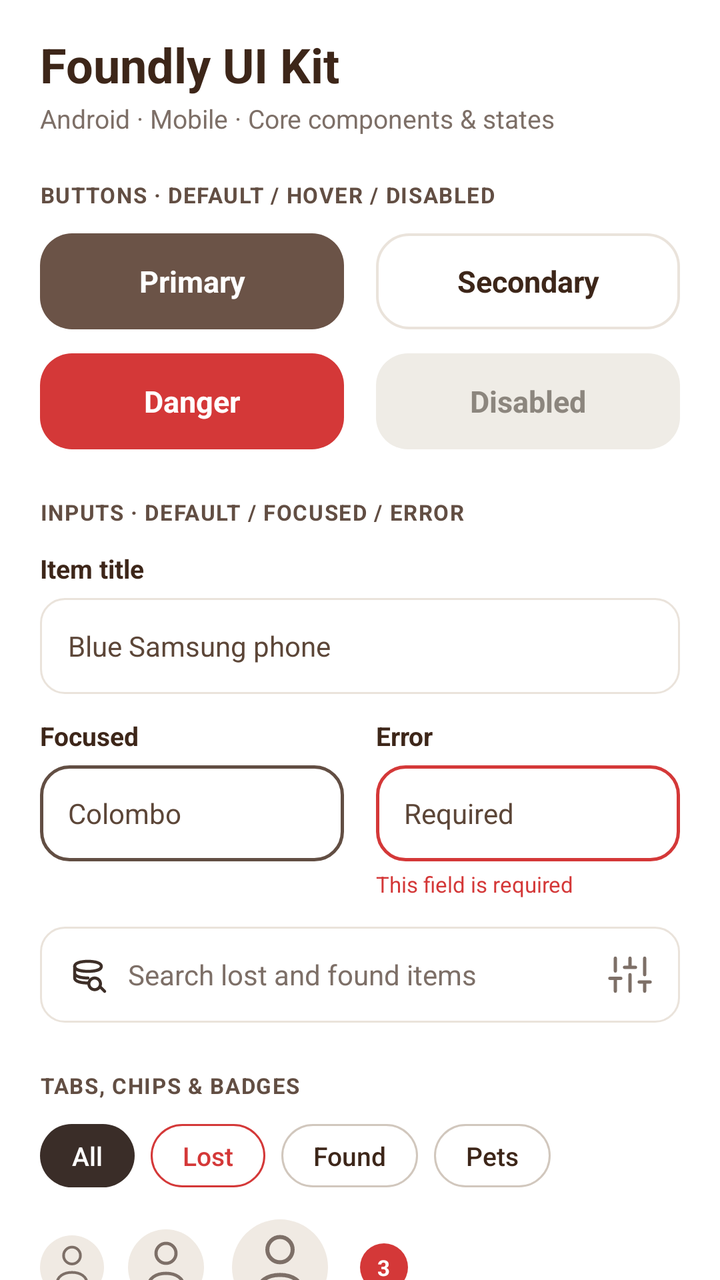
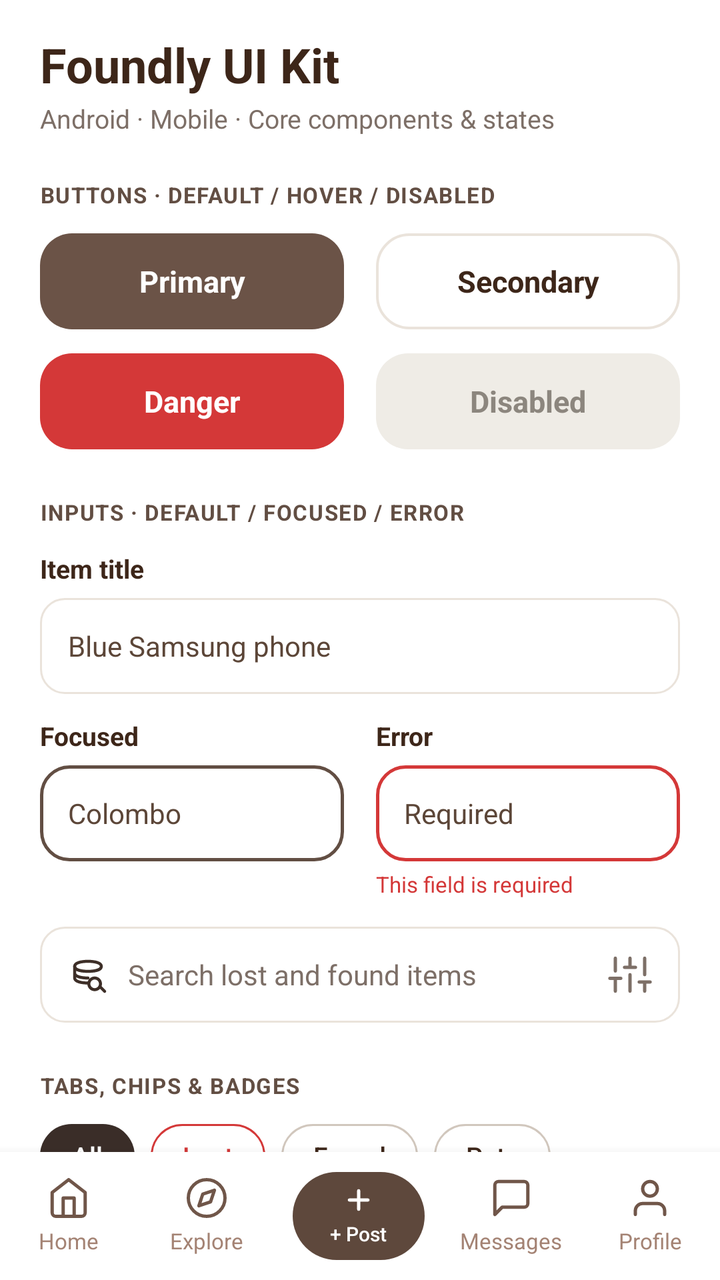

Two renders of the same Android screen: before a commit and after it. Below are the layout's source before the change and the commit's diff.
<!-- AndroidManifest.xml: application theme Theme.LostAndFound -->
<!-- res/layout/fragment_ui_kit.xml -->
<?xml version="1.0" encoding="utf-8"?>
<LinearLayout xmlns:android="http://schemas.android.com/apk/res/android"
    xmlns:app="http://schemas.android.com/apk/res-auto"
    xmlns:tools="http://schemas.android.com/tools"
    android:layout_width="match_parent"
    android:layout_height="match_parent"
    android:background="@color/white"
    android:orientation="vertical"
    tools:context=".UiKitFragment">

    
    <androidx.core.widget.NestedScrollView
        android:id="@+id/scrollBox"
        android:layout_width="match_parent"
        android:layout_height="match_parent"
        android:fillViewport="true"
        android:overScrollMode="never">

        <LinearLayout
            android:layout_width="match_parent"
            android:layout_height="wrap_content"
            android:orientation="vertical"
            android:paddingStart="20dp"
            android:paddingTop="16dp"
            android:paddingEnd="20dp"
            android:paddingBottom="36dp">

            
            <TextView
                android:id="@+id/tvKitTitle"
                android:layout_width="wrap_content"
                android:layout_height="wrap_content"
                android:fontFamily="sans-serif-bold"
                android:text="Foundly UI Kit"
                android:textColor="#3D2619"
                android:textSize="24sp"
                android:textStyle="bold" />

            <TextView
                android:id="@+id/tvKitSubtitle"
                android:layout_width="wrap_content"
                android:layout_height="wrap_content"
                android:layout_marginTop="2dp"
                android:fontFamily="sans-serif"
                android:text="Android · Mobile · Core components &amp; states"
                android:textColor="#7D6F67"
                android:textSize="13sp" />

            
            <TextView
                android:layout_width="wrap_content"
                android:layout_height="wrap_content"
                android:layout_marginTop="22dp"
                android:fontFamily="sans-serif-bold"
                android:letterSpacing="0.05"
                android:text="BUTTONS · DEFAULT / HOVER / DISABLED"
                android:textColor="#624E43"
                android:textSize="11sp"
                android:textStyle="bold" />

            
            <LinearLayout
                android:layout_width="match_parent"
                android:layout_height="wrap_content"
                android:layout_marginTop="12dp"
                android:orientation="horizontal">

                <TextView
                    android:id="@+id/btnPrimary"
                    android:layout_width="0dp"
                    android:layout_height="48dp"
                    android:layout_marginEnd="8dp"
                    android:layout_weight="1"
                    android:background="@drawable/bg_btn_onboard"
                    android:clickable="true"
                    android:focusable="true"
                    android:fontFamily="sans-serif-bold"
                    android:gravity="center"
                    android:text="Primary"
                    android:textColor="@color/white"
                    android:textSize="15sp"
                    android:textStyle="bold" />

                <TextView
                    android:id="@+id/btnSecondary"
                    android:layout_width="0dp"
                    android:layout_height="48dp"
                    android:layout_marginStart="8dp"
                    android:layout_weight="1"
                    android:background="@drawable/bg_btn_secondary_outline"
                    android:clickable="true"
                    android:focusable="true"
                    android:fontFamily="sans-serif-bold"
                    android:gravity="center"
                    android:text="Secondary"
                    android:textColor="#3D2619"
                    android:textSize="15sp"
                    android:textStyle="bold" />
            </LinearLayout>

            
            <LinearLayout
                android:layout_width="match_parent"
                android:layout_height="wrap_content"
                android:layout_marginTop="12dp"
                android:orientation="horizontal">

                <TextView
                    android:id="@+id/btnDanger"
                    android:layout_width="0dp"
                    android:layout_height="48dp"
                    android:layout_marginEnd="8dp"
                    android:layout_weight="1"
                    android:background="@drawable/bg_btn_danger"
                    android:clickable="true"
                    android:focusable="true"
                    android:fontFamily="sans-serif-bold"
                    android:gravity="center"
                    android:text="Danger"
                    android:textColor="@color/white"
                    android:textSize="15sp"
                    android:textStyle="bold" />

                <TextView
                    android:id="@+id/btnDisabled"
                    android:layout_width="0dp"
                    android:layout_height="48dp"
                    android:layout_marginStart="8dp"
                    android:layout_weight="1"
                    android:background="@drawable/bg_btn_disabled"
                    android:fontFamily="sans-serif-bold"
                    android:gravity="center"
                    android:text="Disabled"
                    android:textColor="#8C867E"
                    android:textSize="15sp"
                    android:textStyle="bold" />
            </LinearLayout>

            
            <TextView
                android:layout_width="wrap_content"
                android:layout_height="wrap_content"
                android:layout_marginTop="24dp"
                android:fontFamily="sans-serif-bold"
                android:letterSpacing="0.05"
                android:text="INPUTS · DEFAULT / FOCUSED / ERROR"
                android:textColor="#624E43"
                android:textSize="11sp"
                android:textStyle="bold" />

            
            <TextView
                android:layout_width="wrap_content"
                android:layout_height="wrap_content"
                android:layout_marginTop="12dp"
                android:fontFamily="sans-serif-bold"
                android:text="Item title"
                android:textColor="#3D2619"
                android:textSize="13sp"
                android:textStyle="bold" />

            <EditText
                android:id="@+id/inputDefault"
                android:layout_width="match_parent"
                android:layout_height="48dp"
                android:layout_marginTop="6dp"
                android:background="@drawable/bg_input_field"
                android:fontFamily="sans-serif"
                android:paddingStart="14dp"
                android:paddingEnd="14dp"
                android:singleLine="true"
                android:text="Blue Samsung phone"
                android:textColor="#5C4638"
                android:textSize="14sp" />

            
            <LinearLayout
                android:layout_width="match_parent"
                android:layout_height="wrap_content"
                android:layout_marginTop="12dp"
                android:baselineAligned="false"
                android:orientation="horizontal">

                
                <LinearLayout
                    android:layout_width="0dp"
                    android:layout_height="wrap_content"
                    android:layout_marginEnd="8dp"
                    android:layout_weight="1"
                    android:orientation="vertical">

                    <TextView
                        android:layout_width="wrap_content"
                        android:layout_height="wrap_content"
                        android:fontFamily="sans-serif-bold"
                        android:text="Focused"
                        android:textColor="#3D2619"
                        android:textSize="13sp"
                        android:textStyle="bold" />

                    <EditText
                        android:id="@+id/inputFocused"
                        android:layout_width="match_parent"
                        android:layout_height="48dp"
                        android:layout_marginTop="6dp"
                        android:background="@drawable/bg_input_focused"
                        android:fontFamily="sans-serif"
                        android:paddingStart="14dp"
                        android:paddingEnd="14dp"
                        android:singleLine="true"
                        android:text="Colombo"
                        android:textColor="#5C4638"
                        android:textSize="14sp" />
                </LinearLayout>

                
                <LinearLayout
                    android:layout_width="0dp"
                    android:layout_height="wrap_content"
                    android:layout_marginStart="8dp"
                    android:layout_weight="1"
                    android:orientation="vertical">

                    <TextView
                        android:layout_width="wrap_content"
                        android:layout_height="wrap_content"
                        android:fontFamily="sans-serif-bold"
                        android:text="Error"
                        android:textColor="#3D2619"
                        android:textSize="13sp"
                        android:textStyle="bold" />

                    <EditText
                        android:id="@+id/inputError"
                        android:layout_width="match_parent"
                        android:layout_height="48dp"
                        android:layout_marginTop="6dp"
                        android:background="@drawable/bg_input_error"
                        android:fontFamily="sans-serif"
                        android:paddingStart="14dp"
                        android:paddingEnd="14dp"
                        android:singleLine="true"
                        android:text="Required"
                        android:textColor="#5C4638"
                        android:textSize="14sp" />

                    <TextView
                        android:layout_width="wrap_content"
                        android:layout_height="wrap_content"
                        android:layout_marginTop="4dp"
                        android:fontFamily="sans-serif"
                        android:text="This field is required"
                        android:textColor="#D43838"
                        android:textSize="11sp" />
                </LinearLayout>
            </LinearLayout>

            
            <LinearLayout
                android:layout_width="match_parent"
                android:layout_height="48dp"
                android:layout_marginTop="14dp"
                android:background="@drawable/bg_input_field"
                android:gravity="center_vertical"
                android:orientation="horizontal"
                android:paddingStart="14dp"
                android:paddingEnd="14dp">

                <ImageView
                    android:layout_width="20dp"
                    android:layout_height="20dp"
                    android:contentDescription="Search"
                    android:src="@drawable/ic_search_cylinder" />

                <TextView
                    android:layout_width="0dp"
                    android:layout_height="wrap_content"
                    android:layout_marginStart="10dp"
                    android:layout_weight="1"
                    android:fontFamily="sans-serif"
                    android:text="Search lost and found items"
                    android:textColor="#7D6F67"
                    android:textSize="14sp" />

                <ImageView
                    android:layout_width="22dp"
                    android:layout_height="22dp"
                    android:contentDescription="Filters"
                    android:src="@drawable/ic_filter" />
            </LinearLayout>

            
            <TextView
                android:layout_width="wrap_content"
                android:layout_height="wrap_content"
                android:layout_marginTop="24dp"
                android:fontFamily="sans-serif-bold"
                android:letterSpacing="0.05"
                android:text="TABS, CHIPS &amp; BADGES"
                android:textColor="#624E43"
                android:textSize="11sp"
                android:textStyle="bold" />

            
            <LinearLayout
                android:layout_width="match_parent"
                android:layout_height="wrap_content"
                android:layout_marginTop="12dp"
                android:orientation="horizontal">

                <TextView
                    android:layout_width="wrap_content"
                    android:layout_height="wrap_content"
                    android:layout_marginEnd="8dp"
                    android:background="@drawable/bg_chip_selected"
                    android:fontFamily="sans-serif-medium"
                    android:paddingStart="16dp"
                    android:paddingTop="7dp"
                    android:paddingEnd="16dp"
                    android:paddingBottom="7dp"
                    android:text="All"
                    android:textColor="@color/white"
                    android:textSize="13sp" />

                <TextView
                    android:layout_width="wrap_content"
                    android:layout_height="wrap_content"
                    android:layout_marginEnd="8dp"
                    android:background="@drawable/bg_chip_lost_red"
                    android:fontFamily="sans-serif-medium"
                    android:paddingStart="16dp"
                    android:paddingTop="7dp"
                    android:paddingEnd="16dp"
                    android:paddingBottom="7dp"
                    android:text="Lost"
                    android:textColor="#D43838"
                    android:textSize="13sp" />

                <TextView
                    android:layout_width="wrap_content"
                    android:layout_height="wrap_content"
                    android:layout_marginEnd="8dp"
                    android:background="@drawable/bg_chip_unselected"
                    android:fontFamily="sans-serif-medium"
                    android:paddingStart="16dp"
                    android:paddingTop="7dp"
                    android:paddingEnd="16dp"
                    android:paddingBottom="7dp"
                    android:text="Found"
                    android:textColor="#3D2619"
                    android:textSize="13sp" />

                <TextView
                    android:layout_width="wrap_content"
                    android:layout_height="wrap_content"
                    android:background="@drawable/bg_chip_unselected"
                    android:fontFamily="sans-serif-medium"
                    android:paddingStart="16dp"
                    android:paddingTop="7dp"
                    android:paddingEnd="16dp"
                    android:paddingBottom="7dp"
                    android:text="Pets"
                    android:textColor="#3D2619"
                    android:textSize="13sp" />
            </LinearLayout>

            
            <LinearLayout
                android:layout_width="match_parent"
                android:layout_height="wrap_content"
                android:layout_marginTop="16dp"
                android:gravity="center_vertical"
                android:orientation="horizontal">

                
                <ImageView
                    android:layout_width="32dp"
                    android:layout_height="32dp"
                    android:layout_marginEnd="12dp"
                    android:contentDescription="Small avatar"
                    android:src="@drawable/ic_user_avatar" />

                
                <FrameLayout
                    android:layout_width="wrap_content"
                    android:layout_height="wrap_content"
                    android:layout_marginEnd="14dp">

                    <ImageView
                        android:layout_width="38dp"
                        android:layout_height="38dp"
                        android:contentDescription="Avatar with dot"
                        android:src="@drawable/ic_user_avatar" />

                    <View
                        android:layout_width="6dp"
                        android:layout_height="6dp"
                        android:layout_gravity="bottom|end"
                        android:layout_marginEnd="3dp"
                        android:layout_marginBottom="3dp"
                        android:background="@drawable/bg_onboard_dot_inactive"
                        android:backgroundTint="#5C4638" />
                </FrameLayout>

                
                <ImageView
                    android:layout_width="48dp"
                    android:layout_height="48dp"
                    android:layout_marginEnd="16dp"
                    android:contentDescription="Large avatar"
                    android:src="@drawable/ic_user_avatar" />

                
                <FrameLayout
                    android:layout_width="24dp"
                    android:layout_height="24dp"
                    android:background="@drawable/bg_badge_red_circle">

                    <TextView
                        android:layout_width="wrap_content"
                        android:layout_height="wrap_content"
                        android:layout_gravity="center"
                        android:fontFamily="sans-serif-bold"
                        android:text="3"
                        android:textColor="@color/white"
                        android:textSize="11sp"
                        android:textStyle="bold" />
                </FrameLayout>
            </LinearLayout>

            
            <TextView
                android:layout_width="wrap_content"
                android:layout_height="wrap_content"
                android:layout_marginTop="24dp"
                android:fontFamily="sans-serif-bold"
                android:letterSpacing="0.05"
                android:text="ITEM CARD · LIST VARIANT"
                android:textColor="#624E43"
                android:textSize="11sp"
                android:textStyle="bold" />

            
            <LinearLayout
                android:layout_width="match_parent"
                android:layout_height="wrap_content"
                android:layout_marginTop="12dp"
                android:background="@drawable/bg_card_list_variant"
                android:gravity="center_vertical"
                android:orientation="horizontal"
                android:padding="12dp">

                
                <FrameLayout
                    android:layout_width="72dp"
                    android:layout_height="72dp"
                    android:background="@drawable/bg_thumbnail_gray">

                    <ImageView
                        android:layout_width="match_parent"
                        android:layout_height="match_parent"
                        android:contentDescription="Passport image"
                        android:padding="4dp"
                        android:scaleType="centerInside"
                        android:src="@drawable/img_passport" />
                </FrameLayout>

                
                <LinearLayout
                    android:layout_width="0dp"
                    android:layout_height="wrap_content"
                    android:layout_marginStart="14dp"
                    android:layout_weight="1"
                    android:orientation="vertical">

                    <LinearLayout
                        android:layout_width="match_parent"
                        android:layout_height="wrap_content"
                        android:orientation="horizontal">

                        <TextView
                            android:layout_width="0dp"
                            android:layout_height="wrap_content"
                            android:layout_weight="1"
                            android:fontFamily="sans-serif-bold"
                            android:text="FOUND"
                            android:textColor="#5C4638"
                            android:textSize="11sp"
                            android:textStyle="bold" />

                        <TextView
                            android:layout_width="wrap_content"
                            android:layout_height="wrap_content"
                            android:fontFamily="sans-serif"
                            android:text="2h ago"
                            android:textColor="#7D6F67"
                            android:textSize="11sp" />
                    </LinearLayout>

                    <TextView
                        android:layout_width="wrap_content"
                        android:layout_height="wrap_content"
                        android:layout_marginTop="2dp"
                        android:fontFamily="sans-serif-bold"
                        android:text="Sri Lankan passport"
                        android:textColor="#3D2619"
                        android:textSize="15sp"
                        android:textStyle="bold" />

                    <LinearLayout
                        android:layout_width="wrap_content"
                        android:layout_height="wrap_content"
                        android:layout_marginTop="4dp"
                        android:gravity="center_vertical"
                        android:orientation="horizontal">

                        <ImageView
                            android:layout_width="12dp"
                            android:layout_height="12dp"
                            android:contentDescription="Pin"
                            android:src="@drawable/ic_location"
                            app:tint="#7D6F67" />

                        <TextView
                            android:layout_width="wrap_content"
                            android:layout_height="wrap_content"
                            android:layout_marginStart="3dp"
                            android:fontFamily="sans-serif"
                            android:text="Fort Railway Station"
                            android:textColor="#7D6F67"
                            android:textSize="11sp" />
                    </LinearLayout>
                </LinearLayout>
            </LinearLayout>

            
            <TextView
                android:layout_width="wrap_content"
                android:layout_height="wrap_content"
                android:layout_marginTop="24dp"
                android:fontFamily="sans-serif-bold"
                android:letterSpacing="0.05"
                android:text="OVERLAYS &amp; FEEDBACK"
                android:textColor="#624E43"
                android:textSize="11sp"
                android:textStyle="bold" />

            <View
                android:layout_width="match_parent"
                android:layout_height="40dp"
                android:layout_marginTop="12dp"
                android:background="@drawable/bg_card_list_variant" />

        </LinearLayout>
    </androidx.core.widget.NestedScrollView>

</LinearLayout>
<!-- resources referenced by this layout -->
<resources>
  <color name="white">#FFFFFFFF</color>
  <style name="Theme.LostAndFound" parent="Base.Theme.LostAndFound" />
  <color name="nude_dark">#FF3A2D28</color>
  <color name="component_stroke_border">#FFD1C7BD</color>
  <!-- unchanged entries left out for length: 20 -->
</resources>

<!-- the commit's change to res/layout/fragment_ui_kit.xml (unified diff, before → after) -->
@@ -12,7 +12,8 @@
     <androidx.core.widget.NestedScrollView
         android:id="@+id/scrollBox"
         android:layout_width="match_parent"
-        android:layout_height="match_parent"
+        android:layout_height="0dp"
+        android:layout_weight="1"
         android:fillViewport="true"
         android:overScrollMode="never">
 
@@ -554,4 +555,176 @@
         </LinearLayout>
     </androidx.core.widget.NestedScrollView>
 
+    
+    <include
+        android:id="@+id/bottomNav"
+        layout="@layout/fragment_bottom_nav"
+        android:layout_width="match_parent"
+        android:layout_height="64dp" />
+
 </LinearLayout>
+<!-- res/layout/fragment_bottom_nav.xml (included above) -->
+<?xml version="1.0" encoding="utf-8"?>
+<LinearLayout xmlns:android="http://schemas.android.com/apk/res/android"
+    android:id="@+id/navCard"
+    android:layout_width="match_parent"
+    android:layout_height="64dp"
+    android:background="@color/white"
+    android:baselineAligned="false"
+    android:elevation="8dp"
+    android:gravity="center_vertical"
+    android:orientation="horizontal">
+
+    
+    <LinearLayout
+        android:id="@+id/tabHome"
+        android:layout_width="0dp"
+        android:layout_height="match_parent"
+        android:layout_weight="1"
+        android:clickable="true"
+        android:focusable="true"
+        android:gravity="center"
+        android:orientation="vertical">
+
+        <ImageView
+            android:id="@+id/imgHome"
+            android:layout_width="22dp"
+            android:layout_height="22dp"
+            android:contentDescription="Home"
+            android:src="@drawable/ic_nav_home" />
+
+        <TextView
+            android:id="@+id/lblHome"
+            android:layout_width="wrap_content"
+            android:layout_height="wrap_content"
+            android:layout_marginTop="3dp"
+            android:fontFamily="sans-serif"
+            android:text="Home"
+            android:textColor="@color/text_secondary"
+            android:textSize="11sp" />
+    </LinearLayout>
+
+    
+    <LinearLayout
+        android:id="@+id/tabExplore"
+        android:layout_width="0dp"
+        android:layout_height="match_parent"
+        android:layout_weight="1"
+        android:clickable="true"
+        android:focusable="true"
+        android:gravity="center"
+        android:orientation="vertical">
+
+        <ImageView
+            android:id="@+id/imgExplore"
+            android:layout_width="22dp"
+            android:layout_height="22dp"
+            android:contentDescription="Explore"
+            android:src="@drawable/ic_nav_explore" />
+
+        <TextView
+            android:id="@+id/lblExplore"
+            android:layout_width="wrap_content"
+            android:layout_height="wrap_content"
+            android:layout_marginTop="3dp"
+            android:fontFamily="sans-serif"
+            android:text="Explore"
+            android:textColor="@color/text_secondary"
+            android:textSize="11sp" />
+    </LinearLayout>
+
+    
+    <LinearLayout
+        android:id="@+id/tabPost"
+        android:layout_width="0dp"
+        android:layout_height="match_parent"
+        android:layout_weight="1.2"
+        android:clickable="true"
+        android:focusable="true"
+        android:gravity="center">
+
+        <LinearLayout
+            android:id="@+id/btnPostPill"
+            android:layout_width="66dp"
+            android:layout_height="44dp"
+            android:background="@drawable/bg_nav_post_pill"
+            android:gravity="center"
+            android:orientation="vertical">
+
+            <ImageView
+                android:layout_width="16dp"
+                android:layout_height="16dp"
+                android:contentDescription="Post"
+                android:src="@drawable/ic_nav_plus" />
+
+            <TextView
+                android:id="@+id/lblPost"
+                android:layout_width="wrap_content"
+                android:layout_height="wrap_content"
+                android:layout_marginTop="2dp"
+                android:fontFamily="sans-serif-medium"
+                android:text="+ Post"
+                android:textColor="@color/white"
+                android:textSize="10sp" />
+        </LinearLayout>
+    </LinearLayout>
+
+    
+    <LinearLayout
+        android:id="@+id/tabMessages"
+        android:layout_width="0dp"
+        android:layout_height="match_parent"
+        android:layout_weight="1"
+        android:clickable="true"
+        android:focusable="true"
+        android:gravity="center"
+        android:orientation="vertical">
+
+        <ImageView
+            android:id="@+id/imgMessages"
+            android:layout_width="22dp"
+            android:layout_height="22dp"
+            android:contentDescription="Messages"
+            android:src="@drawable/ic_nav_messages" />
+
+        <TextView
+            android:id="@+id/lblMessages"
+            android:layout_width="wrap_content"
+            android:layout_height="wrap_content"
+            android:layout_marginTop="3dp"
+            android:fontFamily="sans-serif"
+            android:text="Messages"
+            android:textColor="@color/text_secondary"
+            android:textSize="11sp" />
+    </LinearLayout>
+
+    
+    <LinearLayout
+        android:id="@+id/tabProfile"
+        android:layout_width="0dp"
+        android:layout_height="match_parent"
+        android:layout_weight="1"
+        android:clickable="true"
+        android:focusable="true"
+        android:gravity="center"
+        android:orientation="vertical">
+
+        <ImageView
+            android:id="@+id/imgProfile"
+            android:layout_width="22dp"
+            android:layout_height="22dp"
+            android:contentDescription="Profile"
+            android:src="@drawable/ic_nav_profile" />
+
+        <TextView
+            android:id="@+id/lblProfile"
+            android:layout_width="wrap_content"
+            android:layout_height="wrap_content"
+            android:layout_marginTop="3dp"
+            android:fontFamily="sans-serif"
+            android:text="Profile"
+            android:textColor="@color/text_secondary"
+            android:textSize="11sp" />
+    </LinearLayout>
+
+</LinearLayout>
<!-- resource entries referenced after the edit -->
@@ -1,6 +1,104 @@
 <!-- resources referenced by this layout -->
 <resources>
+  <color name="text_secondary">#FFA48374</color>
   <color name="white">#FFFFFFFF</color>
+  <!-- drawable bg_nav_post_pill (drawable) -->
+  <?xml version="1.0" encoding="utf-8"?>
+  <shape xmlns:android="http://schemas.android.com/apk/res/android"
+      android:shape="rectangle">
+      <corners android:radius="22dp" />
+      <solid android:color="#5E483C" />
+  </shape>
+  <!-- drawable ic_nav_explore (drawable) -->
+  <vector xmlns:android="http://schemas.android.com/apk/res/android"
+      android:width="22dp"
+      android:height="22dp"
+      android:viewportWidth="24"
+      android:viewportHeight="24">
+    <path
+        android:fillColor="@android:color/transparent"
+        android:strokeColor="#705649"
+        android:strokeWidth="1.8"
+        android:strokeLineCap="round"
+        android:strokeLineJoin="round"
+        android:pathData="M12,22c5.523,0 10,-4.477 10,-10S17.523,2 12,2 2,6.477 2,12s4.477,10 10,10z" />
+    <path
+        android:fillColor="@android:color/transparent"
+        android:strokeColor="#705649"
+        android:strokeWidth="1.8"
+        android:strokeLineCap="round"
+        android:strokeLineJoin="round"
+        android:pathData="M16.24,7.76l-2.12,6.36-6.36,2.12 2.12,-6.36z" />
+  </vector>
+  <!-- drawable ic_nav_home (drawable) -->
+  <vector xmlns:android="http://schemas.android.com/apk/res/android"
+      android:width="22dp"
+      android:height="22dp"
+      android:viewportWidth="24"
+      android:viewportHeight="24">
+    <path
+        android:fillColor="@android:color/transparent"
+        android:strokeColor="#705649"
+        android:strokeWidth="1.8"
+        android:strokeLineCap="round"
+        android:strokeLineJoin="round"
+        android:pathData="M3,9l9,-7 9,7v11a2,2 0 0,1 -2,2H5a2,2 0 0,1 -2,-2z" />
+    <path
+        android:fillColor="@android:color/transparent"
+        android:strokeColor="#705649"
+        android:strokeWidth="1.8"
+        android:strokeLineCap="round"
+        android:strokeLineJoin="round"
+        android:pathData="M9,22V12h6v10" />
+  </vector>
+  <!-- drawable ic_nav_messages (drawable) -->
+  <vector xmlns:android="http://schemas.android.com/apk/res/android"
+      android:width="22dp"
+      android:height="22dp"
+      android:viewportWidth="24"
+      android:viewportHeight="24">
+    <path
+        android:fillColor="@android:color/transparent"
+        android:strokeColor="#705649"
+        android:strokeWidth="1.8"
+        android:strokeLineCap="round"
+        android:strokeLineJoin="round"
+        android:pathData="M21,15a2,2 0 0,1 -2,2H7l-4,4V5a2,2 0 0,1 2,-2h14a2,2 0 0,1 2,2z" />
+  </vector>
+  <!-- drawable ic_nav_plus (drawable) -->
+  <vector xmlns:android="http://schemas.android.com/apk/res/android"
+      android:width="20dp"
+      android:height="20dp"
+      android:viewportWidth="24"
+      android:viewportHeight="24">
+    <path
+        android:fillColor="@android:color/transparent"
+        android:strokeColor="#FFFFFF"
+        android:strokeWidth="2.4"
+        android:strokeLineCap="round"
+        android:pathData="M12,5 V19 M5,12 H19" />
+  </vector>
+  <!-- drawable ic_nav_profile (drawable) -->
+  <vector xmlns:android="http://schemas.android.com/apk/res/android"
+      android:width="22dp"
+      android:height="22dp"
+      android:viewportWidth="24"
+      android:viewportHeight="24">
+    <path
+        android:fillColor="@android:color/transparent"
+        android:strokeColor="#705649"
+        android:strokeWidth="1.8"
+        android:strokeLineCap="round"
+        android:strokeLineJoin="round"
+        android:pathData="M20,21v-2a4,4 0 0,0 -4,-4H8a4,4 0 0,0 -4,4v2" />
+    <path
+        android:fillColor="@android:color/transparent"
+        android:strokeColor="#705649"
+        android:strokeWidth="1.8"
+        android:strokeLineCap="round"
+        android:strokeLineJoin="round"
+        android:pathData="M12,11a4,4 0 1,0 0,-8 4,4 0 0,0 0,8z" />
+  </vector>
   <style name="Theme.LostAndFound" parent="Base.Theme.LostAndFound" />
   <color name="nude_dark">#FF3A2D28</color>
   <color name="component_stroke_border">#FFD1C7BD</color>
